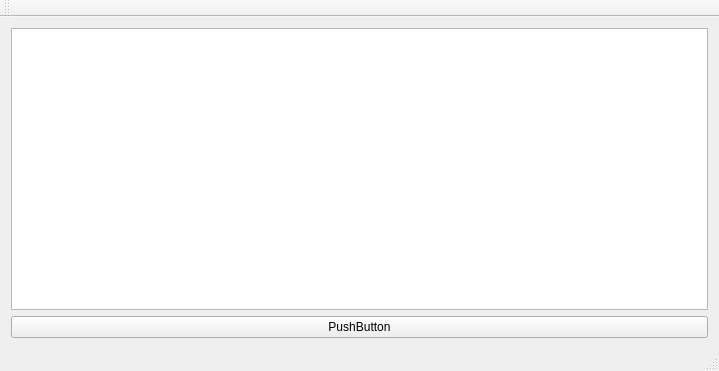
klv-codehub/rsa-cash, file mainwindow.ui: the form before one commit.
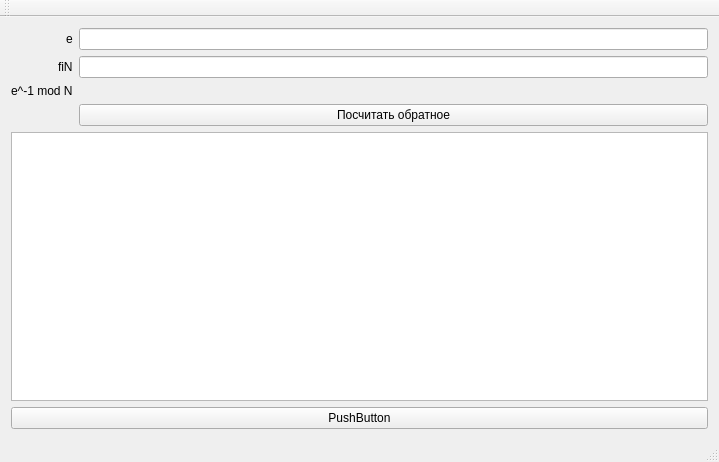
The form after the commit.

Commit message: Добавлено умножение для целых чисед. Добавлен revmod()

What changed in the file:
```diff
--- a/mainwindow.ui
+++ b/mainwindow.ui
@@ -7,23 +7,64 @@
     <x>0</x>
     <y>0</y>
     <width>719</width>
-    <height>371</height>
+    <height>462</height>
    </rect>
   </property>
   <property name="windowTitle">
    <string>MainWindow</string>
   </property>
   <widget class="QWidget" name="centralWidget">
-   <layout class="QGridLayout" name="gridLayout">
-    <item row="1" column="0">
-     <widget class="QPushButton" name="pushButton">
-      <property name="text">
-       <string>PushButton</string>
-      </property>
-     </widget>
-    </item>
-    <item row="0" column="0">
+   <layout class="QVBoxLayout" name="verticalLayout_2">
+    <item>
      <layout class="QVBoxLayout" name="verticalLayout">
+      <item>
+       <layout class="QFormLayout" name="formLayout">
+        <property name="labelAlignment">
+         <set>Qt::AlignRight|Qt::AlignTrailing|Qt::AlignVCenter</set>
+        </property>
+        <item row="0" column="0">
+         <widget class="QLabel" name="label">
+          <property name="text">
+           <string>e</string>
+          </property>
+         </widget>
+        </item>
+        <item row="0" column="1">
+         <widget class="QLineEdit" name="e_lineEdit"/>
+        </item>
+        <item row="1" column="0">
+         <widget class="QLabel" name="label_2">
+          <property name="text">
+           <string>fiN</string>
+          </property>
+         </widget>
+        </item>
+        <item row="1" column="1">
+         <widget class="QLineEdit" name="fiN_lineEdit"/>
+        </item>
+        <item row="2" column="0">
+         <widget class="QLabel" name="label_3">
+          <property name="text">
+           <string>e^-1 mod N</string>
+          </property>
+         </widget>
+        </item>
+        <item row="2" column="1">
+         <widget class="QLabel" name="revmod_label">
+          <property name="text">
+           <string/>
+          </property>
+         </widget>
+        </item>
+        <item row="3" column="1">
+         <widget class="QPushButton" name="revmod_pushButton">
+          <property name="text">
+           <string>Посчитать обратное</string>
+          </property>
+         </widget>
+        </item>
+       </layout>
+      </item>
       <item>
        <widget class="QTextEdit" name="textEdit">
         <property name="readOnly">
@@ -31,6 +72,13 @@
         </property>
        </widget>
       </item>
+      <item>
+       <widget class="QPushButton" name="pushButton">
+        <property name="text">
+         <string>PushButton</string>
+        </property>
+       </widget>
+      </item>
      </layout>
     </item>
    </layout>
```
The commit also changes 4 other files.
